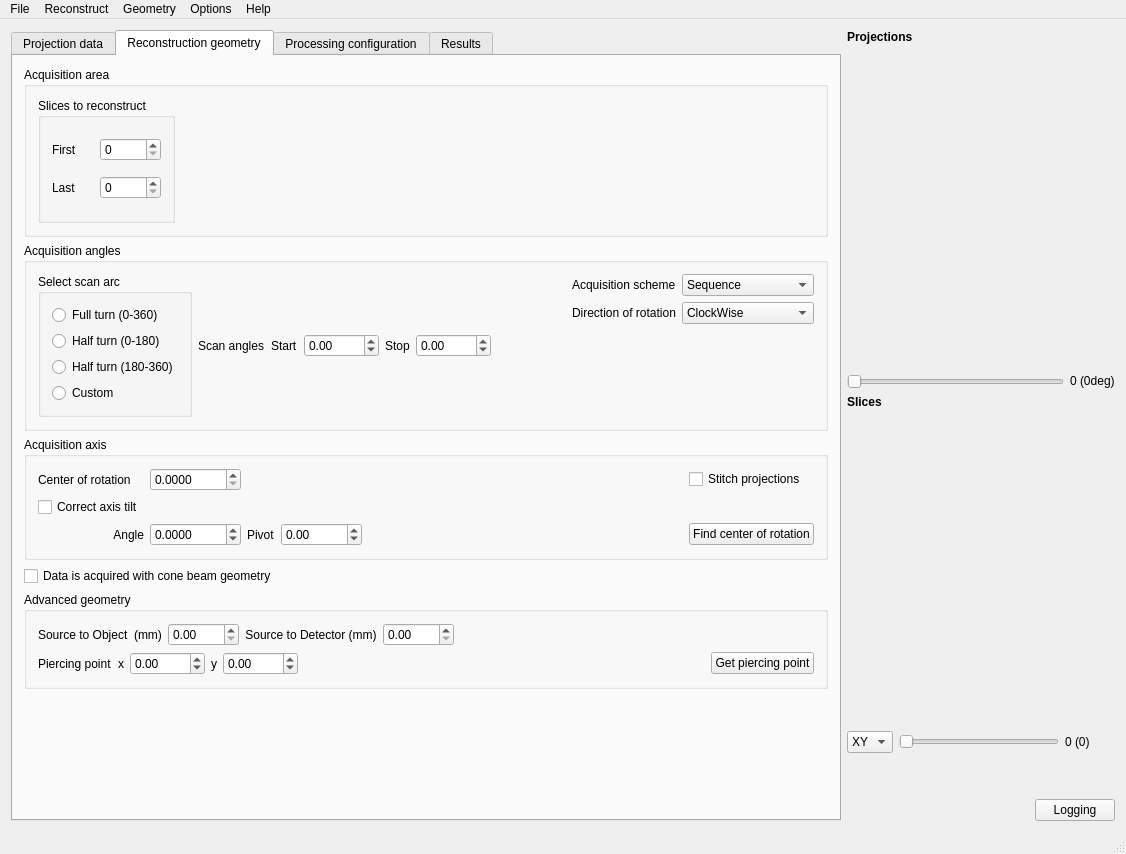
The window that applications/muhrec3/src/muhrecmainwindow.ui (neutronimaging/imagingsuite) describes before a commit, drawn with Qt 5.
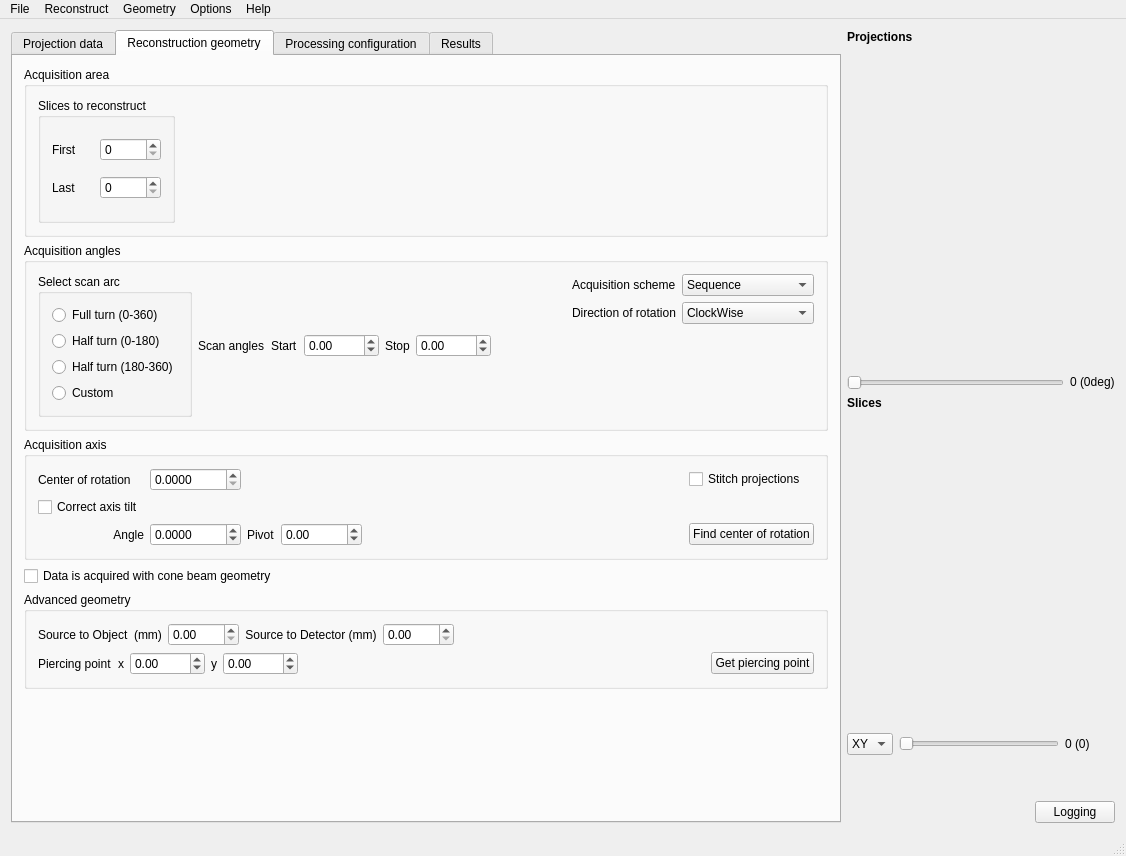
The same window after the commit. The open tabs and pages were chosen to show the change. Custom widgets are drawn as their Qt base class.

Commit message: added SantiyAngleCheck in ReconConfig, but I am not 100% sure it is useful added checks in the main window on the index changed of the comboDataSequence, to prevent that custom angles are checked with GoldenRatio scan added some catching of exceptions in the configuregeometrydialog

What changed in the file:
```diff
--- a/applications/muhrec3/src/muhrecmainwindow.ui
+++ b/applications/muhrec3/src/muhrecmainwindow.ui
@@ -7,7 +7,7 @@
     <x>0</x>
     <y>0</y>
     <width>1126</width>
-    <height>854</height>
+    <height>856</height>
    </rect>
   </property>
   <property name="windowTitle">
```
Left out of the diff: 4 changed lines with no effect on the pictures. The commit also changes 5 other files.
